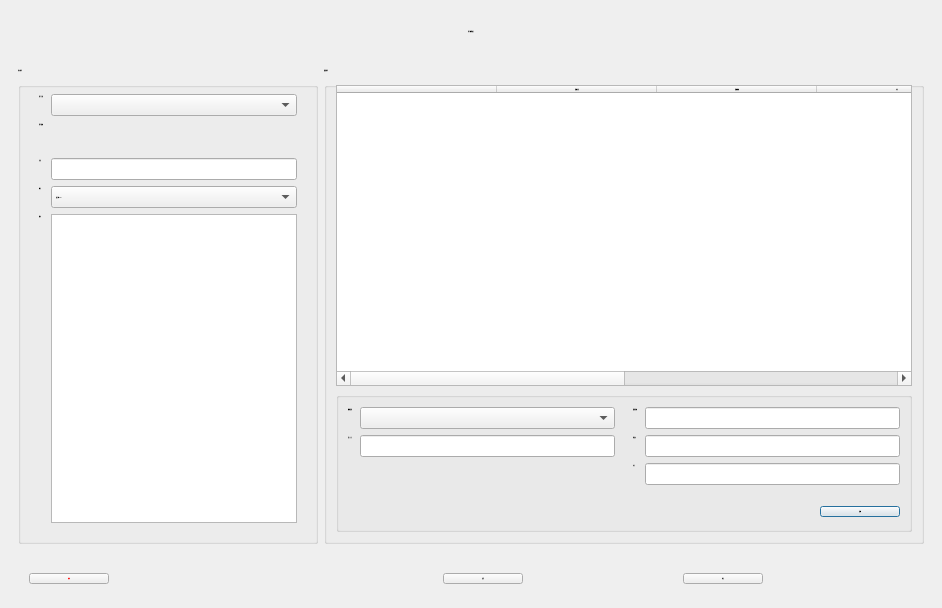
The window that src/AdbClient/StageCustomerService/DialogCustomerEdit.ui (roger0816/Adb) describes before a commit, drawn with Qt 5.
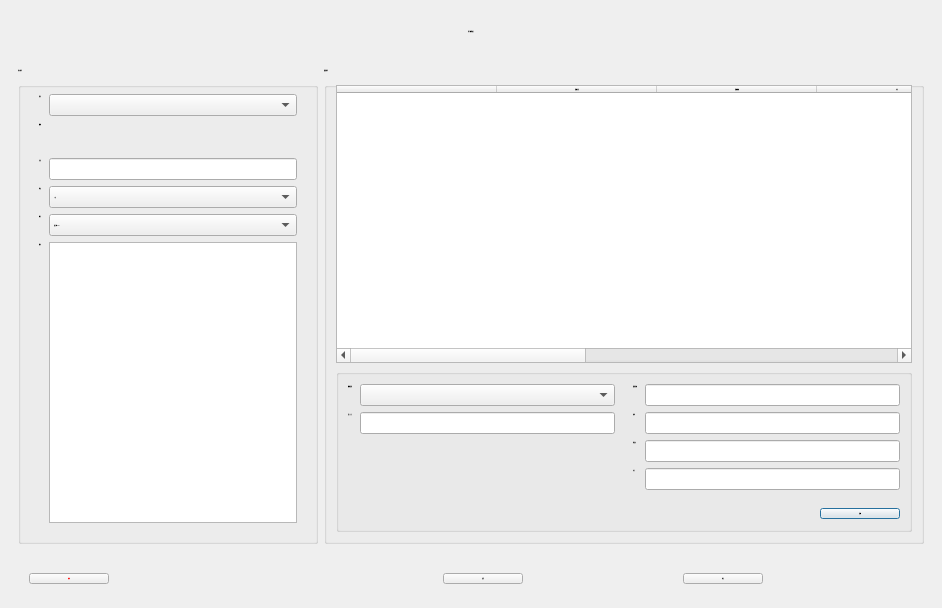
The same window after the commit.

```diff
--- a/src/AdbClient/StageCustomerService/DialogCustomerEdit.ui
+++ b/src/AdbClient/StageCustomerService/DialogCustomerEdit.ui
@@ -123,7 +123,7 @@
                <item row="0" column="0">
                 <widget class="QLabel" name="label_3">
                  <property name="text">
-                  <string>客戶分類:</string>
+                  <string>客群:</string>
                  </property>
                 </widget>
                </item>
@@ -137,7 +137,7 @@
                <item row="1" column="0">
                 <widget class="QLabel" name="label">
                  <property name="text">
-                  <string>客戶編號:</string>
+                  <string>編號:</string>
                  </property>
                 </widget>
                </item>
@@ -154,6 +154,16 @@
                  </property>
                 </widget>
                </item>
+               <item row="6" column="0">
+                <widget class="QLabel" name="label_8">
+                 <property name="text">
+                  <string>備註:</string>
+                 </property>
+                </widget>
+               </item>
+               <item row="6" column="1">
+                <widget class="QTextEdit" name="txNote1"/>
+               </item>
                <item row="2" column="0">
                 <widget class="QLabel" name="label_5">
                  <property name="text">
@@ -165,14 +175,35 @@
                 <widget class="QLineEdit" name="txName"/>
                </item>
                <item row="3" column="0">
+                <widget class="QLabel" name="label_6">
+                 <property name="text">
+                  <string>等級:</string>
+                 </property>
+                </widget>
+               </item>
+               <item row="3" column="1">
+                <widget class="QComboBox" name="cbVip">
+                 <item>
+                  <property name="text">
+                   <string>一般</string>
+                  </property>
+                 </item>
+                 <item>
+                  <property name="text">
+                   <string>VIP</string>
+                  </property>
+                 </item>
+                </widget>
+               </item>
+               <item row="4" column="0">
                 <widget class="QLabel" name="label_2">
                  <property name="text">
                   <string>幣別:</string>
                  </property>
                 </widget>
                </item>
-               <item row="3" column="1">
-                <widget class="QComboBox" name="cbCost">
+               <item row="4" column="1">
+                <widget class="QComboBox" name="cbCurrency">
                  <item>
                   <property name="text">
                    <string>新台幣(NTD)</string>
@@ -200,16 +231,6 @@
                  </item>
                 </widget>
                </item>
-               <item row="4" column="0">
-                <widget class="QLabel" name="label_8">
-                 <property name="text">
-                  <string>備註:</string>
-                 </property>
-                </widget>
-               </item>
-               <item row="4" column="1">
-                <widget class="QTextEdit" name="txNote1"/>
-               </item>
               </layout>
              </widget>
             </item>
@@ -284,6 +305,11 @@
                    <string>角色</string>
                   </property>
                  </column>
+                 <column>
+                  <property name="text">
+                   <string>密碼</string>
+                  </property>
+                 </column>
                  <column>
                   <property name="text">
                    <string>伺服器</string>
@@ -375,26 +401,36 @@
                      <item row="0" column="1">
                       <widget class="QLineEdit" name="txGameAccount"/>
                      </item>
-                     <item row="1" column="0">
+                     <item row="2" column="0">
                       <widget class="QLabel" name="label_12">
                        <property name="text">
                         <string>伺服器:</string>
                        </property>
                       </widget>
                      </item>
-                     <item row="1" column="1">
+                     <item row="2" column="1">
                       <widget class="QLineEdit" name="txServer"/>
                      </item>
-                     <item row="2" column="0">
+                     <item row="3" column="0">
                       <widget class="QLabel" name="label_13">
                        <property name="text">
                         <string>角色:</string>
                        </property>
                       </widget>
                      </item>
-                     <item row="2" column="1">
+                     <item row="3" column="1">
                       <widget class="QLineEdit" name="txChr"/>
                      </item>
+                     <item row="1" column="0">
+                      <widget class="QLabel" name="label_7">
+                       <property name="text">
+                        <string>密碼:</string>
+                       </property>
+                      </widget>
+                     </item>
+                     <item row="1" column="1">
+                      <widget class="QLineEdit" name="txPassword"/>
+                     </item>
                     </layout>
                    </widget>
                   </item>
```
Left out of the diff: 2 changed lines with no effect on the pictures.
